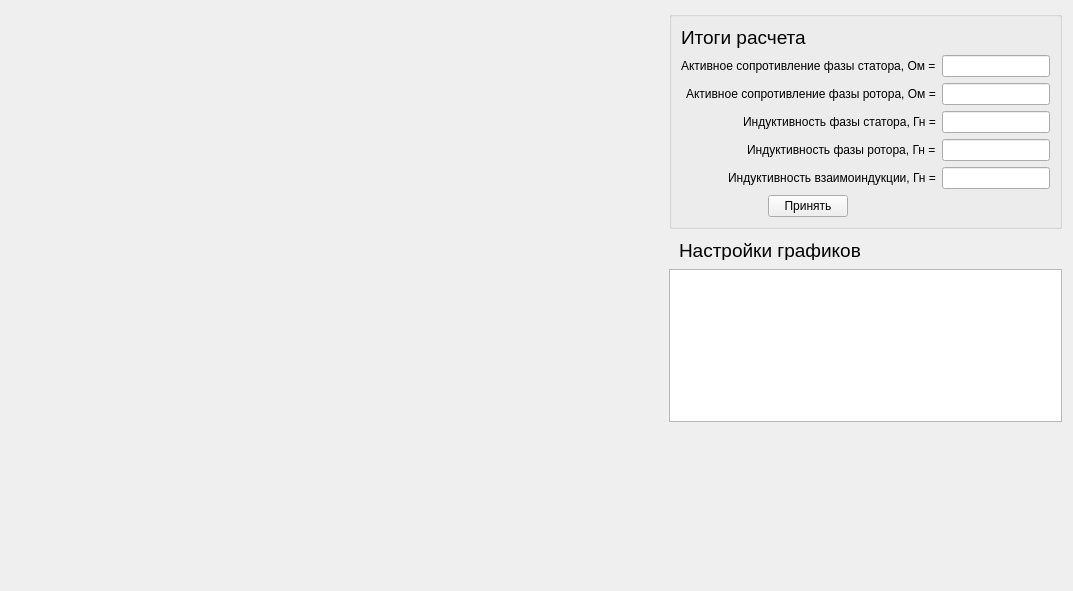
Old version of the form untitled/identf.ui in the repository Ivanos121/ImView.
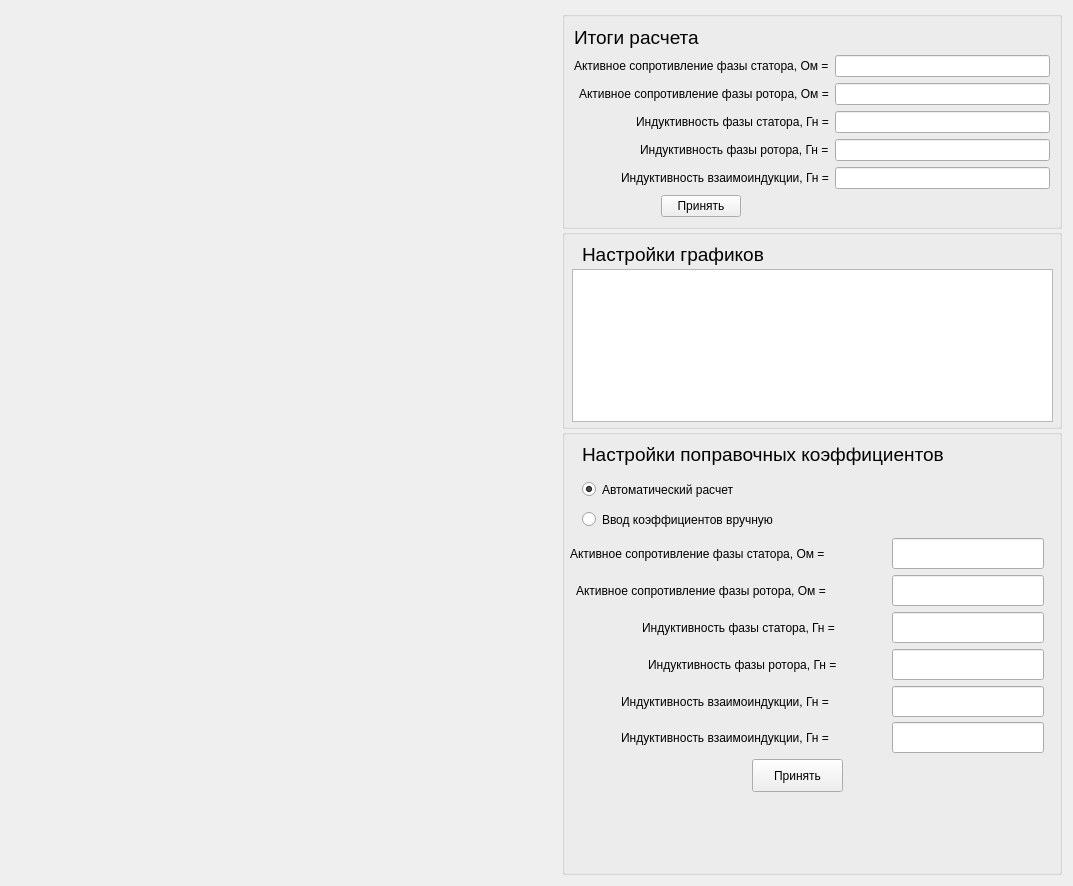
New version of the form. Custom widgets are drawn as their Qt base class.

```diff
--- a/untitled/identf.ui
+++ b/untitled/identf.ui
@@ -7,7 +7,7 @@
     <x>0</x>
     <y>0</y>
     <width>1073</width>
-    <height>591</height>
+    <height>886</height>
    </rect>
   </property>
   <property name="sizePolicy">
@@ -65,9 +65,15 @@
           <verstretch>0</verstretch>
          </sizepolicy>
         </property>
-        <property name="maximumSize">
+        <property name="minimumSize">
          <size>
           <width>500</width>
+          <height>0</height>
+         </size>
+        </property>
+        <property name="maximumSize">
+         <size>
+          <width>550</width>
           <height>16777215</height>
          </size>
         </property>
@@ -193,69 +199,316 @@
        </widget>
       </item>
       <item>
-       <widget class="QWidget" name="widget_2" native="true">
+       <widget class="QGroupBox" name="groupBox_3">
         <property name="sizePolicy">
          <sizepolicy hsizetype="Preferred" vsizetype="Fixed">
           <horstretch>0</horstretch>
-          <verstretch>40</verstretch>
+          <verstretch>0</verstretch>
          </sizepolicy>
         </property>
         <property name="minimumSize">
          <size>
           <width>0</width>
-          <height>40</height>
+          <height>200</height>
          </size>
         </property>
+        <property name="title">
+         <string/>
+        </property>
         <widget class="QLabel" name="label">
          <property name="geometry">
           <rect>
-           <x>10</x>
+           <x>20</x>
            <y>10</y>
-           <width>221</width>
-           <height>21</height>
+           <width>241</width>
+           <height>31</height>
           </rect>
          </property>
          <property name="text">
           <string>&lt;html&gt;&lt;head/&gt;&lt;body&gt;&lt;p&gt;&lt;span style=&quot; font-size:14pt;&quot;&gt;Настройки графиков&lt;/span&gt;&lt;/p&gt;&lt;/body&gt;&lt;/html&gt;</string>
          </property>
         </widget>
+        <widget class="QTableWidget" name="tableWidget">
+         <property name="geometry">
+          <rect>
+           <x>10</x>
+           <y>40</y>
+           <width>481</width>
+           <height>153</height>
+          </rect>
+         </property>
+         <property name="sizePolicy">
+          <sizepolicy hsizetype="Expanding" vsizetype="Fixed">
+           <horstretch>0</horstretch>
+           <verstretch>0</verstretch>
+          </sizepolicy>
+         </property>
+         <property name="minimumSize">
+          <size>
+           <width>0</width>
+           <height>153</height>
+          </size>
+         </property>
+         <property name="maximumSize">
+          <size>
+           <width>16777215</width>
+           <height>153</height>
+          </size>
+         </property>
+        </widget>
        </widget>
       </item>
       <item>
-       <widget class="QTableWidget" name="tableWidget">
-        <property name="sizePolicy">
-         <sizepolicy hsizetype="Expanding" vsizetype="Fixed">
-          <horstretch>0</horstretch>
-          <verstretch>0</verstretch>
-         </sizepolicy>
+       <widget class="QGroupBox" name="groupBox">
+        <property name="title">
+         <string/>
         </property>
-        <property name="minimumSize">
-         <size>
-          <width>0</width>
-          <height>153</height>
-         </size>
-        </property>
-        <property name="maximumSize">
-         <size>
-          <width>16777215</width>
-          <height>153</height>
-         </size>
-        </property>
+        <widget class="QLabel" name="label_2">
+         <property name="geometry">
+          <rect>
+           <x>20</x>
+           <y>10</y>
+           <width>431</width>
+           <height>31</height>
+          </rect>
+         </property>
+         <property name="text">
+          <string>&lt;html&gt;&lt;head/&gt;&lt;body&gt;&lt;p&gt;&lt;span style=&quot; font-size:14pt;&quot;&gt;Настройки поправочных коэффициентов&lt;/span&gt;&lt;/p&gt;&lt;/body&gt;&lt;/html&gt;</string>
+         </property>
+        </widget>
+        <widget class="QRadioButton" name="radioButton">
+         <property name="geometry">
+          <rect>
+           <x>20</x>
+           <y>50</y>
+           <width>201</width>
+           <height>21</height>
+          </rect>
+         </property>
+         <property name="text">
+          <string>Автоматический расчет</string>
+         </property>
+         <property name="checked">
+          <bool>true</bool>
+         </property>
+         <attribute name="buttonGroup">
+          <string notr="true">buttonGroup</string>
+         </attribute>
+        </widget>
+        <widget class="QRadioButton" name="radioButton_2">
+         <property name="geometry">
+          <rect>
+           <x>20</x>
+           <y>80</y>
+           <width>251</width>
+           <height>21</height>
+          </rect>
+         </property>
+         <property name="text">
+          <string>Ввод коэффициентов вручную</string>
+         </property>
+         <attribute name="buttonGroup">
+          <string notr="true">buttonGroup</string>
+         </attribute>
+        </widget>
+        <widget class="QPushButton" name="pushButton_2">
+         <property name="geometry">
+          <rect>
+           <x>190</x>
+           <y>330</y>
+           <width>91</width>
+           <height>33</height>
+          </rect>
+         </property>
+         <property name="text">
+          <string>Принять</string>
+         </property>
+        </widget>
+        <widget class="QLineEdit" name="lineEdit_13">
+         <property name="enabled">
+          <bool>true</bool>
+         </property>
+         <property name="geometry">
+          <rect>
+           <x>330</x>
+           <y>109</y>
+           <width>152</width>
+           <height>31</height>
+          </rect>
+         </property>
+         <property name="sizePolicy">
+          <sizepolicy hsizetype="Preferred" vsizetype="Fixed">
+           <horstretch>0</horstretch>
+           <verstretch>0</verstretch>
+          </sizepolicy>
+         </property>
+         <property name="maximumSize">
+          <size>
+           <width>16777215</width>
+           <height>16777215</height>
+          </size>
+         </property>
+        </widget>
+        <widget class="QLabel" name="label_16">
+         <property name="geometry">
+          <rect>
+           <x>8</x>
+           <y>109</y>
+           <width>316</width>
+           <height>31</height>
+          </rect>
+         </property>
+         <property name="text">
+          <string>Активное сопротивление фазы статора, Ом =</string>
+         </property>
+        </widget>
+        <widget class="QLabel" name="label_17">
+         <property name="geometry">
+          <rect>
+           <x>59</x>
+           <y>257</y>
+           <width>265</width>
+           <height>31</height>
+          </rect>
+         </property>
+         <property name="text">
+          <string>Индуктивность взаимоиндукции, Гн =</string>
+         </property>
+        </widget>
+        <widget class="QLineEdit" name="lineEdit_14">
+         <property name="geometry">
+          <rect>
+           <x>330</x>
+           <y>183</y>
+           <width>152</width>
+           <height>31</height>
+          </rect>
+         </property>
+         <property name="maximumSize">
+          <size>
+           <width>16777215</width>
+           <height>16777215</height>
+          </size>
+         </property>
+        </widget>
+        <widget class="QLineEdit" name="lineEdit_15">
+         <property name="geometry">
+          <rect>
+           <x>330</x>
+           <y>257</y>
+           <width>152</width>
+           <height>31</height>
+          </rect>
+         </property>
+         <property name="maximumSize">
+          <size>
+           <width>16777215</width>
+           <height>16777215</height>
+          </size>
+         </property>
+        </widget>
+        <widget class="QLabel" name="label_18">
+         <property name="geometry">
+          <rect>
+           <x>14</x>
+           <y>146</y>
+           <width>310</width>
+           <height>31</height>
+          </rect>
+         </property>
+         <property name="text">
+          <string>Активное сопротивление фазы ротора, Ом =</string>
+         </property>
+        </widget>
+        <widget class="QLineEdit" name="lineEdit_16">
+         <property name="geometry">
+          <rect>
+           <x>330</x>
+           <y>146</y>
+           <width>152</width>
+           <height>31</height>
+          </rect>
+         </property>
+         <property name="maximumSize">
+          <size>
+           <width>16777215</width>
+           <height>16777215</height>
+          </size>
+         </property>
+        </widget>
+        <widget class="QLineEdit" name="lineEdit_17">
+         <property name="geometry">
+          <rect>
+           <x>330</x>
+           <y>220</y>
+           <width>152</width>
+           <height>31</height>
+          </rect>
+         </property>
+         <property name="maximumSize">
+          <size>
+           <width>16777215</width>
+           <height>16777215</height>
+          </size>
+         </property>
+        </widget>
+        <widget class="QLabel" name="label_19">
+         <property name="geometry">
+          <rect>
+           <x>86</x>
+           <y>220</y>
+           <width>238</width>
+           <height>31</height>
+          </rect>
+         </property>
+         <property name="text">
+          <string>Индуктивность фазы ротора, Гн =</string>
+         </property>
+        </widget>
+        <widget class="QLabel" name="label_20">
+         <property name="geometry">
+          <rect>
+           <x>80</x>
+           <y>183</y>
+           <width>244</width>
+           <height>31</height>
+          </rect>
+         </property>
+         <property name="text">
+          <string>Индуктивность фазы статора, Гн =</string>
+         </property>
+        </widget>
+        <widget class="QLabel" name="label_21">
+         <property name="geometry">
+          <rect>
+           <x>59</x>
+           <y>293</y>
+           <width>265</width>
+           <height>31</height>
+          </rect>
+         </property>
+         <property name="text">
+          <string>Индуктивность взаимоиндукции, Гн =</string>
+         </property>
+        </widget>
+        <widget class="QLineEdit" name="lineEdit_18">
+         <property name="geometry">
+          <rect>
+           <x>330</x>
+           <y>293</y>
+           <width>152</width>
+           <height>31</height>
+          </rect>
+         </property>
+         <property name="maximumSize">
+          <size>
+           <width>16777215</width>
+           <height>16777215</height>
+          </size>
+         </property>
+        </widget>
        </widget>
       </item>
-      <item>
-       <spacer name="verticalSpacer">
-        <property name="orientation">
-         <enum>Qt::Vertical</enum>
-        </property>
-        <property name="sizeHint" stdset="0">
-         <size>
-          <width>20</width>
-          <height>40</height>
-         </size>
-        </property>
-       </spacer>
-      </item>
      </layout>
     </widget>
    </item>
```
Left out of the diff: 3 changed lines with no effect on the pictures.
